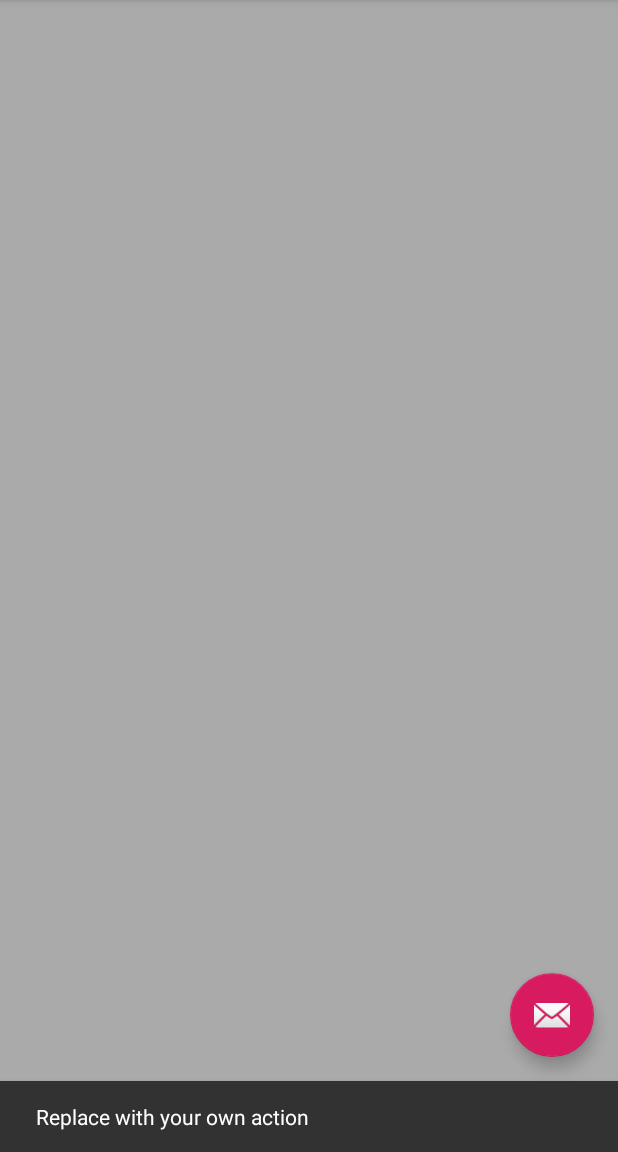
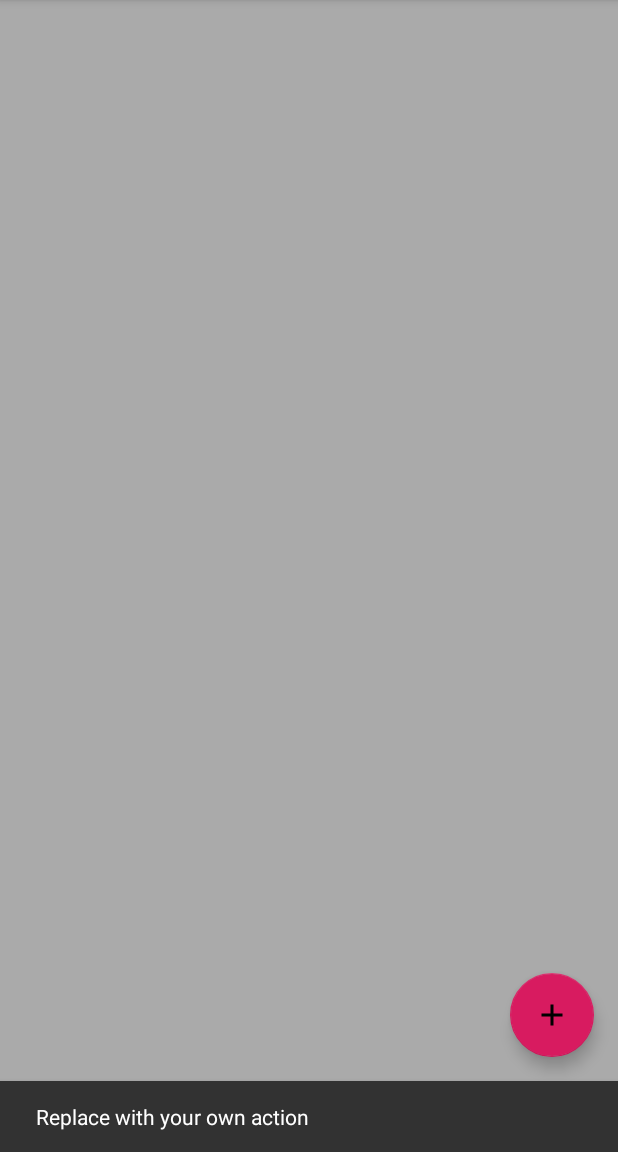
Before and after one commit to TravisDecker/RoomWordSample, an Android app: the screen it shows after launch (MainActivity), after a tap on an icon or button, on a phone screen of 412 x 824 dp, the part 84-1236 px from its top. Run offline under Robolectric (Android 15) with nearby library versions, the phone set to English and light mode, and no system bars.

Commit message:
Changed FAB icon

```diff
--- /dev/null
+++ b/app/src/main/res/drawable/ic_add_black_24dp.xml
@@ -0,0 +1,9 @@
+<vector xmlns:android="http://schemas.android.com/apk/res/android"
+        android:width="24dp"
+        android:height="24dp"
+        android:viewportWidth="24.0"
+        android:viewportHeight="24.0">
+    <path
+        android:fillColor="#FF000000"
+        android:pathData="M19,13h-6v6h-2v-6H5v-2h6V5h2v6h6v2z"/>
+</vector>
--- a/app/src/main/res/layout/activity_main.xml
+++ b/app/src/main/res/layout/activity_main.xml
@@ -28,6 +28,6 @@
         android:layout_height="wrap_content"
         android:layout_gravity="bottom|end"
         android:layout_margin="@dimen/fab_margin"
-        app:srcCompat="@android:drawable/ic_dialog_email" />
+        android:src="@drawable/ic_add_black_24dp" />
 
 </androidx.coordinatorlayout.widget.CoordinatorLayout>
```
